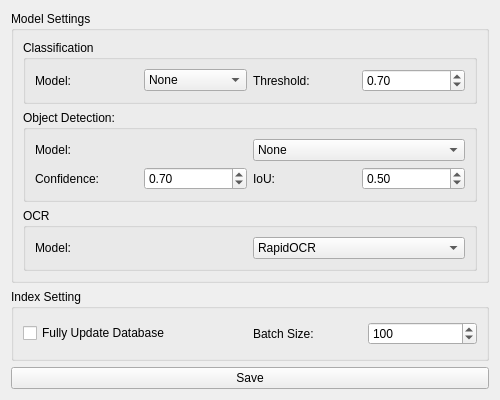
Above: src/SettingsWindow.ui from HAL9000COM/PicFinder before the change. Below: the same form after it.
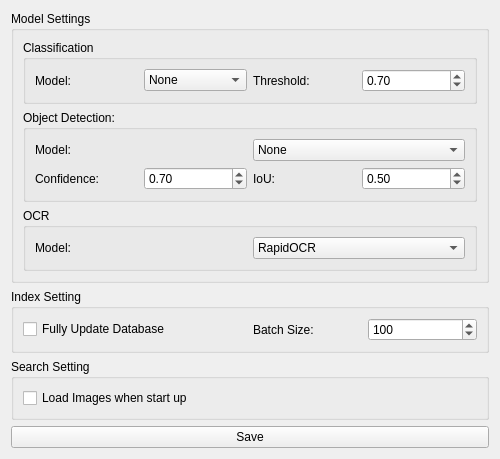
That is the form after the change. Icons and pictures are not drawn.

Commit message: Add init image load switch.

Patch:
```diff
--- a/src/SettingsWindow.ui
+++ b/src/SettingsWindow.ui
@@ -17,7 +17,7 @@
    <iconset>
     <normaloff>icon.ico</normaloff>icon.ico</iconset>
   </property>
-  <layout class="QVBoxLayout" name="verticalLayout_4">
+  <layout class="QVBoxLayout" name="verticalLayout_6">
    <item>
     <widget class="QGroupBox" name="groupBox">
      <property name="title">
@@ -239,6 +239,22 @@
      </layout>
     </widget>
    </item>
+   <item>
+    <widget class="QGroupBox" name="groupBox_6">
+     <property name="title">
+      <string>Search Setting</string>
+     </property>
+     <layout class="QVBoxLayout" name="verticalLayout_4">
+      <item>
+       <widget class="QCheckBox" name="checkBox_load_all">
+        <property name="text">
+         <string>Load Images when start up</string>
+        </property>
+       </widget>
+      </item>
+     </layout>
+    </widget>
+   </item>
    <item>
     <widget class="QPushButton" name="pushButton_save">
      <property name="text">
```
The commit also changes 3 other files.
